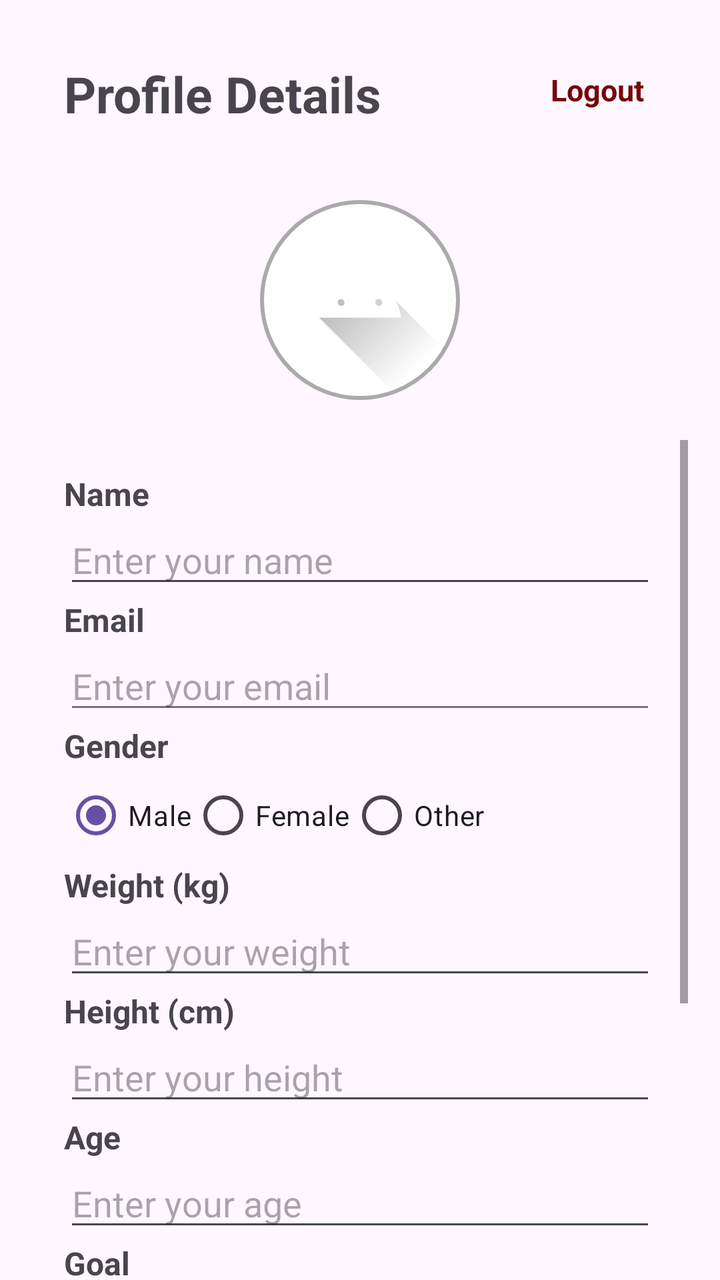
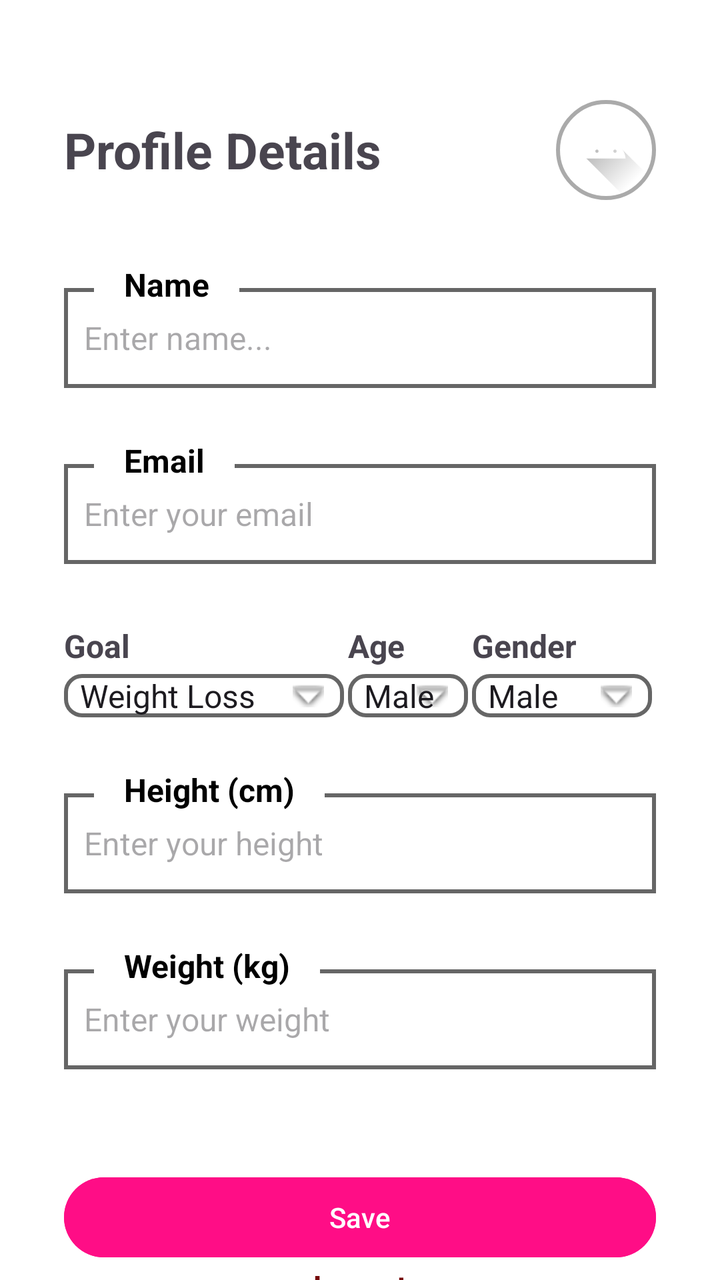

An Android layout rendered at two revisions. The XML below is the earlier revision; the diff shows what the commit changed to produce the second picture.
<!-- AndroidManifest.xml: application theme Theme.GoGym -->
<!-- res/layout/activity_basicinformation.xml -->
<?xml version="1.0" encoding="utf-8"?>
<androidx.constraintlayout.widget.ConstraintLayout xmlns:android="http://schemas.android.com/apk/res/android"
    android:layout_width="match_parent"
    android:layout_height="match_parent"
    xmlns:app="http://schemas.android.com/apk/res-auto">
    <RelativeLayout
        android:id="@+id/linerlay_top"
        android:layout_width="wrap_content"
        android:layout_height="30dp"
        app:layout_constraintTop_toTopOf="parent"
        app:layout_constraintStart_toStartOf="parent"
        android:layout_marginTop="30dp"
        android:layout_marginStart="32dp"
        >

    <TextView
        android:id="@+id/pdetail_tv"
        android:layout_width="wrap_content"
        android:layout_height="wrap_content"
        android:text="Profile Details"

        android:textSize="25sp"
        android:textStyle="bold"

        />
    <TextView
        android:id="@+id/logout_tv"
        android:layout_width="wrap_content"
        android:layout_height="wrap_content"
        android:text="Logout"
        android:layout_alignParentRight="true"
        android:textColor="#750606"
        android:layout_marginEnd="70dp"
        android:textSize="15sp"
        android:textStyle="bold"
android:layout_centerInParent="true"
        />
    </RelativeLayout>
    <ImageView
        android:id="@+id/imgProfile"
        android:layout_width="100dp"
        android:layout_height="100dp"
        android:scaleType="centerCrop"
        android:src="@drawable/ic_launcher_foreground"
        android:background="@drawable/circle_shape"
        app:layout_constraintTop_toBottomOf="@+id/linerlay_top"

app:layout_constraintStart_toStartOf="parent"
        app:layout_constraintEnd_toEndOf="parent"
        android:layout_marginTop="40dp"
        android:padding="2dp" />

    <ScrollView
    android:layout_width="0dp"
    android:layout_height="0dp"
    android:layout_marginHorizontal="16dp"
        app:layout_constraintBottom_toBottomOf="parent"
        app:layout_constraintLeft_toLeftOf="parent"
        app:layout_constraintRight_toRightOf="parent"
    app:layout_constraintTop_toBottomOf="@+id/imgProfile"
    android:layout_marginTop="20dp"

        >

    <LinearLayout
        android:layout_width="match_parent"
        android:layout_height="wrap_content"
        android:orientation="vertical"
        android:padding="16dp"
       >

        
        <TextView
            android:layout_width="wrap_content"
            android:layout_height="wrap_content"
            android:text="Name"
            android:textSize="16sp"
            android:textStyle="bold" />

        <EditText
            android:id="@+id/et_name"
            android:layout_width="match_parent"
            android:layout_height="wrap_content"
            android:hint="Enter your name"
            android:inputType="textPersonName" />

        
        <TextView
            android:layout_width="wrap_content"
            android:layout_height="wrap_content"
            android:text="Email"
            android:textSize="16sp"
            android:textStyle="bold" />

        <EditText
            android:id="@+id/et_email"
            android:layout_width="match_parent"
            android:layout_height="wrap_content"
            android:hint="Enter your email"
            android:textColor="#0E8300"
            android:backgroundTint="#757575"
            android:focusable="false"
            android:focusableInTouchMode="false"
            android:inputType="textEmailAddress" />

        
        <TextView
            android:layout_width="wrap_content"
            android:layout_height="wrap_content"
            android:text="Gender"
            android:textSize="16sp"
            android:textStyle="bold" />

        <RadioGroup
            android:id="@+id/rg_gender"
            android:layout_width="match_parent"
            android:layout_height="wrap_content"
            android:orientation="horizontal">

            <RadioButton
                android:id="@+id/rb_male"
                android:layout_width="wrap_content"
                android:layout_height="wrap_content"
                android:checked="true"
                android:text="Male" />

            <RadioButton
                android:id="@+id/rb_female"
                android:layout_width="wrap_content"
                android:layout_height="wrap_content"
                android:text="Female" />

            <RadioButton
                android:id="@+id/rb_other"
                android:layout_width="wrap_content"
                android:layout_height="wrap_content"
                android:text="Other" />
        </RadioGroup>

        
        <TextView
            android:layout_width="wrap_content"
            android:layout_height="wrap_content"
            android:text="Weight (kg)"
            android:textSize="16sp"
            android:textStyle="bold" />

        <EditText
            android:id="@+id/et_weight"
            android:layout_width="match_parent"
            android:layout_height="wrap_content"
            android:hint="Enter your weight"
            android:inputType="numberDecimal" />

        
        <TextView
            android:layout_width="wrap_content"
            android:layout_height="wrap_content"
            android:text="Height (cm)"
            android:textSize="16sp"
            android:textStyle="bold" />

        <EditText
            android:id="@+id/et_height"
            android:layout_width="match_parent"
            android:layout_height="wrap_content"
            android:hint="Enter your height"
            android:inputType="numberDecimal" />

        
        <TextView
            android:layout_width="wrap_content"
            android:layout_height="wrap_content"
            android:text="Age"
            android:textSize="16sp"
            android:textStyle="bold" />

        <EditText
            android:id="@+id/et_age"
            android:layout_width="match_parent"
            android:layout_height="wrap_content"
            android:hint="Enter your age"
            android:inputType="number" />

        
        <TextView
            android:layout_width="wrap_content"
            android:layout_height="wrap_content"
            android:text="Goal"
            android:textSize="16sp"
            android:textStyle="bold" />

        <Spinner
            android:id="@+id/spinner_type"
            android:layout_width="match_parent"
            android:layout_height="wrap_content"
            android:entries="@array/user_types" />

        
        <Button
            android:id="@+id/btn_submit"
            android:layout_width="match_parent"
            android:layout_height="wrap_content"
            android:text="Save"
            android:backgroundTint="@android:color/holo_blue_dark"
            android:textColor="@android:color/white"
            android:layout_marginTop="16dp"

            />
<View
    android:layout_width="match_parent"
    android:layout_height="100dp"/>
    </LinearLayout>

</ScrollView>
</androidx.constraintlayout.widget.ConstraintLayout>
<!-- resources referenced by this layout -->
<resources>
  <string-array name="user_types">
              <item>Weight Loss</item>
              <item>Weight Gain</item>
              <item>Muscle Tone</item>
          </string-array>
  <!-- drawable circle_shape (drawable) -->
  <?xml version="1.0" encoding="utf-8"?>
  <shape xmlns:android="http://schemas.android.com/apk/res/android"
      android:shape="oval">
      <solid android:color="@android:color/white"/>
      <stroke android:width="2dp" android:color="@android:color/darker_gray"/>
  </shape>
  <!-- drawable ic_launcher_foreground (drawable) -->
  <vector xmlns:android="http://schemas.android.com/apk/res/android"
      xmlns:aapt="http://schemas.android.com/aapt"
      android:width="108dp"
      android:height="108dp"
      android:viewportWidth="108"
      android:viewportHeight="108">
      <path android:pathData="M31,63.928c0,0 6.4,-11 12.1,-13.1c7.2,-2.6 26,-1.4 26,-1.4l38.1,38.1L107,108.928l-32,-1L31,63.928z">
          <aapt:attr name="android:fillColor">
              <gradient
                  android:endX="85.84757"
                  android:endY="92.4963"
                  android:startX="42.9492"
                  android:startY="49.59793"
                  android:type="linear">
                  <item
                      android:color="#44000000"
                      android:offset="0.0" />
                  <item
                      android:color="#00000000"
                      android:offset="1.0" />
              </gradient>
          </aapt:attr>
      </path>
      <path
          android:fillColor="#FFFFFF"
          android:fillType="nonZero"
          android:pathData="M65.3,45.828l3.8,-6.6c0.2,-0.4 0.1,-0.9 -0.3,-1.1c-0.4,-0.2 -0.9,-0.1 -1.1,0.3l-3.9,6.7c-6.3,-2.8 -13.4,-2.8 -19.7,0l-3.9,-6.7c-0.2,-0.4 -0.7,-0.5 -1.1,-0.3C38.8,38.328 38.7,38.828 38.9,39.228l3.8,6.6C36.2,49.428 31.7,56.028 31,63.928h46C76.3,56.028 71.8,49.428 65.3,45.828zM43.4,57.328c-0.8,0 -1.5,-0.5 -1.8,-1.2c-0.3,-0.7 -0.1,-1.5 0.4,-2.1c0.5,-0.5 1.4,-0.7 2.1,-0.4c0.7,0.3 1.2,1 1.2,1.8C45.3,56.528 44.5,57.328 43.4,57.328L43.4,57.328zM64.6,57.328c-0.8,0 -1.5,-0.5 -1.8,-1.2s-0.1,-1.5 0.4,-2.1c0.5,-0.5 1.4,-0.7 2.1,-0.4c0.7,0.3 1.2,1 1.2,1.8C66.5,56.528 65.6,57.328 64.6,57.328L64.6,57.328z"
          android:strokeWidth="1"
          android:strokeColor="#00000000" />
  </vector>
  <style name="Theme.GoGym" parent="Base.Theme.GoGym" />
  <style name="Base.Theme.GoGym" parent="Theme.Material3.DayNight.NoActionBar">
          
          
      </style>
</resources>

<!-- the commit's change to res/layout/activity_basicinformation.xml (unified diff, before → after) -->
@@ -2,199 +2,277 @@
 <androidx.constraintlayout.widget.ConstraintLayout xmlns:android="http://schemas.android.com/apk/res/android"
     android:layout_width="match_parent"
     android:layout_height="match_parent"
+    android:background="@color/white"
     xmlns:app="http://schemas.android.com/apk/res-auto">
     <RelativeLayout
         android:id="@+id/linerlay_top"
-        android:layout_width="wrap_content"
-        android:layout_height="30dp"
+        android:layout_width="match_parent"
+        android:layout_height="50dp"
         app:layout_constraintTop_toTopOf="parent"
         app:layout_constraintStart_toStartOf="parent"
-        android:layout_marginTop="30dp"
-        android:layout_marginStart="32dp"
+        android:layout_marginTop="50dp"
+        android:paddingHorizontal="32dp"
+
         >
-
     <TextView
         android:id="@+id/pdetail_tv"
         android:layout_width="wrap_content"
         android:layout_height="wrap_content"
         android:text="Profile Details"
-
+android:layout_centerVertical="true"
         android:textSize="25sp"
         android:textStyle="bold"
 
         />
-    <TextView
-        android:id="@+id/logout_tv"
-        android:layout_width="wrap_content"
-        android:layout_height="wrap_content"
-        android:text="Logout"
-        android:layout_alignParentRight="true"
-        android:textColor="#750606"
-        android:layout_marginEnd="70dp"
-        android:textSize="15sp"
-        android:textStyle="bold"
-android:layout_centerInParent="true"
-        />
+        <ImageView
+            android:id="@+id/imgProfile"
+            android:layout_width="50dp"
+            android:layout_height="50dp"
+            android:scaleType="centerCrop"
+            android:layout_alignParentEnd="true"
+            android:src="@drawable/ic_launcher_foreground"
+            android:background="@drawable/circle_shape"
+            android:padding="2dp" />
     </RelativeLayout>
-    <ImageView
-        android:id="@+id/imgProfile"
-        android:layout_width="100dp"
-        android:layout_height="100dp"
-        android:scaleType="centerCrop"
-        android:src="@drawable/ic_launcher_foreground"
-        android:background="@drawable/circle_shape"
-        app:layout_constraintTop_toBottomOf="@+id/linerlay_top"
-
-app:layout_constraintStart_toStartOf="parent"
-        app:layout_constraintEnd_toEndOf="parent"
-        android:layout_marginTop="40dp"
-        android:padding="2dp" />
-
-    <ScrollView
-    android:layout_width="0dp"
-    android:layout_height="0dp"
-    android:layout_marginHorizontal="16dp"
-        app:layout_constraintBottom_toBottomOf="parent"
-        app:layout_constraintLeft_toLeftOf="parent"
-        app:layout_constraintRight_toRightOf="parent"
-    app:layout_constraintTop_toBottomOf="@+id/imgProfile"
-    android:layout_marginTop="20dp"
-
-        >
+
+
+
 
     <LinearLayout
         android:layout_width="match_parent"
         android:layout_height="wrap_content"
         android:orientation="vertical"
         android:padding="16dp"
+        android:layout_marginHorizontal="16dp"
+        app:layout_constraintLeft_toLeftOf="parent"
+        app:layout_constraintRight_toRightOf="parent"
+        app:layout_constraintTop_toBottomOf="@+id/linerlay_top"
+        android:layout_marginTop="20dp"
        >
-
+        <RelativeLayout
+            android:layout_width="match_parent"
+            android:layout_height="wrap_content"
+            android:background="@color/white"
+          >
+
+            
+
+
+            
+            <EditText
+                android:id="@+id/et_name"
+                android:layout_width="match_parent"
+                android:layout_height="50dp"
+                android:background="@drawable/edittext_border"
+                android:padding="10dp"
+                android:layout_marginTop="8dp"
+                android:textSize="16sp"
+                android:hint="Enter name..."
+                android:inputType="textPersonName"
+
+                />
+            <TextView
+                android:id="@+id/titleText"
+                android:layout_width="wrap_content"
+                android:layout_height="wrap_content"
+                android:text="Name"
+                android:textSize="16sp"
+                android:textStyle="bold"
+                android:textColor="@android:color/black"
+                android:background="@android:color/white"
+                android:paddingHorizontal="15dp"
+                android:layout_marginStart="15dp"
+                android:layout_marginTop="-5dp"
+                />
+        </RelativeLayout>
         
-        <TextView
-            android:layout_width="wrap_content"
-            android:layout_height="wrap_content"
-            android:text="Name"
-            android:textSize="16sp"
-            android:textStyle="bold" />
-
-        <EditText
-            android:id="@+id/et_name"
-            android:layout_width="match_parent"
-            android:layout_height="wrap_content"
-            android:hint="Enter your name"
-            android:inputType="textPersonName" />
-
+
+        <RelativeLayout
+            android:layout_width="match_parent"
+            android:layout_height="wrap_content"
+            android:background="@color/white"
+            android:layout_marginTop="30dp"
+            >
+
+            
+
+
+            
+            <EditText
+                android:id="@+id/et_email"
+                android:layout_width="match_parent"
+                android:layout_height="50dp"
+                android:background="@drawable/edittext_border"
+                android:padding="10dp"
+                android:layout_marginTop="8dp"
+                android:textSize="16sp"
+                android:hint="Enter your email"
+                android:inputType="textEmailAddress"
+                />
+            <TextView
+                android:layout_width="wrap_content"
+                android:layout_height="wrap_content"
+                android:text="Email"
+                android:textSize="16sp"
+                android:textStyle="bold"
+                android:textColor="@android:color/black"
+                android:background="@android:color/white"
+                android:paddingHorizontal="15dp"
+                android:layout_marginStart="15dp"
+                android:layout_marginTop="-5dp"
+                />
+        </RelativeLayout>
+        <LinearLayout
+            android:layout_width="match_parent"
+            android:layout_height="wrap_content"
+            android:orientation="horizontal"
+            android:layout_marginTop="30dp"
+
+            android:weightSum="3">
+            <RelativeLayout
+                android:layout_width="wrap_content"
+                android:layout_height="wrap_content"
+                android:layout_weight="1"
+                >
+
+                <TextView
+                    android:layout_width="wrap_content"
+                    android:layout_height="wrap_content"
+                    android:text="Goal"
+                    android:textSize="16sp"
+
+                    android:textStyle="bold" />
+
+                <Spinner
+                    android:id="@+id/spinner_type"
+                    android:layout_width="140dp"
+                    android:layout_height="wrap_content"
+                    android:layout_marginTop="25dp"
+                    android:background="@drawable/custom_spinner"
+                    android:entries="@array/user_types" />
+            </RelativeLayout>
+            <RelativeLayout
+                android:layout_width="wrap_content"
+                android:layout_height="wrap_content"
+                android:layout_weight="1"
+                >
+
+                <TextView
+                    android:layout_width="wrap_content"
+                    android:layout_height="wrap_content"
+                    android:text="Age"
+                    android:textSize="16sp"
+
+                    android:textStyle="bold" />
+
+                <Spinner
+                    android:id="@+id/spinner_type_age"
+                    android:layout_width="60dp"
+                    android:layout_height="wrap_content"
+                    android:layout_marginTop="25dp"
+                    android:background="@drawable/custom_spinner"
+                    android:entries="@array/age_type" />
+            </RelativeLayout>
+            <RelativeLayout
+                android:layout_width="wrap_content"
+                android:layout_height="wrap_content"
+                android:layout_weight="1"
+                >
+
+                <TextView
+                    android:layout_width="wrap_content"
+                    android:layout_height="wrap_content"
+                    android:text="Gender"
+                    android:textSize="16sp"
+
+                    android:textStyle="bold" />
+
+                <Spinner
+                    android:id="@+id/spinner_type_gender"
+                    android:layout_width="90dp"
+                    android:layout_height="wrap_content"
+                    android:layout_marginTop="25dp"
+                    android:background="@drawable/custom_spinner"
+
+                    android:entries="@array/gender_types" />
+            </RelativeLayout>
+
+        </LinearLayout>
+
+        <RelativeLayout
+            android:layout_width="match_parent"
+            android:layout_height="wrap_content"
+            android:background="@color/white"
+            android:layout_marginTop="30dp"
+            >
+
+            
+
+
+            
+            <EditText
+                android:id="@+id/et_height"
+                android:layout_width="match_parent"
+                android:layout_height="50dp"
+                android:background="@drawable/edittext_border"
+                android:padding="10dp"
+                android:layout_marginTop="8dp"
+                android:textSize="16sp"
+                android:hint="Enter your height"
+                android:inputType="number"
+                />
+            <TextView
+                android:layout_width="wrap_content"
+                android:layout_height="wrap_content"
+                android:text="Height (cm)"
+                android:textSize="16sp"
+                android:textColor="@android:color/black"
+                android:background="@android:color/white"
+                android:paddingHorizontal="15dp"
+                android:layout_marginStart="15dp"
+                android:textStyle="bold"
+                android:layout_marginTop="-5dp"
+                />
+        </RelativeLayout>
+        <RelativeLayout
+            android:layout_width="match_parent"
+            android:layout_height="wrap_content"
+            android:background="@color/white"
+            android:layout_marginTop="30dp"
+            >
+
+            
+
+
+            
+            <EditText
+                android:id="@+id/et_weight"
+                android:layout_width="match_parent"
+                android:layout_height="50dp"
+                android:background="@drawable/edittext_border"
+                android:padding="10dp"
+                android:layout_marginTop="8dp"
+                android:textSize="16sp"
+                android:hint="Enter your weight"
+                android:inputType="number"
+                />
+            <TextView
+                android:layout_width="wrap_content"
+                android:layout_height="wrap_content"
+                android:text="Weight (kg)"
+                android:textSize="16sp"
+                android:textColor="@android:color/black"
+                android:background="@android:color/white"
+                android:paddingHorizontal="15dp"
+                android:layout_marginStart="15dp"
+                android:layout_marginTop="-5dp"
+                android:textStyle="bold"
+                />
+        </RelativeLayout>
+
+      
         
-        <TextView
-            android:layout_width="wrap_content"
-            android:layout_height="wrap_content"
-            android:text="Email"
-            android:textSize="16sp"
-            android:textStyle="bold" />
-
-        <EditText
-            android:id="@+id/et_email"
-            android:layout_width="match_parent"
-            android:layout_height="wrap_content"
-            android:hint="Enter your email"
-            android:textColor="#0E8300"
-            android:backgroundTint="#757575"
-            android:focusable="false"
-            android:focusableInTouchMode="false"
-            android:inputType="textEmailAddress" />
-
-        
-        <TextView
-            android:layout_width="wrap_content"
-            android:layout_height="wrap_content"
-            android:text="Gender"
-            android:textSize="16sp"
-            android:textStyle="bold" />
-
-        <RadioGroup
-            android:id="@+id/rg_gender"
-            android:layout_width="match_parent"
-            android:layout_height="wrap_content"
-            android:orientation="horizontal">
-
-            <RadioButton
-                android:id="@+id/rb_male"
-                android:layout_width="wrap_content"
-                android:layout_height="wrap_content"
-                android:checked="true"
-                android:text="Male" />
-
-            <RadioButton
-                android:id="@+id/rb_female"
-                android:layout_width="wrap_content"
-                android:layout_height="wrap_content"
-                android:text="Female" />
-
-            <RadioButton
-                android:id="@+id/rb_other"
-                android:layout_width="wrap_content"
-                android:layout_height="wrap_content"
-                android:text="Other" />
-        </RadioGroup>
-
-        
-        <TextView
-            android:layout_width="wrap_content"
-            android:layout_height="wrap_content"
-            android:text="Weight (kg)"
-            android:textSize="16sp"
-            android:textStyle="bold" />
-
-        <EditText
-            android:id="@+id/et_weight"
-            android:layout_width="match_parent"
-            android:layout_height="wrap_content"
-            android:hint="Enter your weight"
-            android:inputType="numberDecimal" />
-
-        
-        <TextView
-            android:layout_width="wrap_content"
-            android:layout_height="wrap_content"
-            android:text="Height (cm)"
-            android:textSize="16sp"
-            android:textStyle="bold" />
-
-        <EditText
-            android:id="@+id/et_height"
-            android:layout_width="match_parent"
-            android:layout_height="wrap_content"
-            android:hint="Enter your height"
-            android:inputType="numberDecimal" />
-
-        
-        <TextView
-            android:layout_width="wrap_content"
-            android:layout_height="wrap_content"
-            android:text="Age"
-            android:textSize="16sp"
-            android:textStyle="bold" />
-
-        <EditText
-            android:id="@+id/et_age"
-            android:layout_width="match_parent"
-            android:layout_height="wrap_content"
-            android:hint="Enter your age"
-            android:inputType="number" />
-
-        
-        <TextView
-            android:layout_width="wrap_content"
-            android:layout_height="wrap_content"
-            android:text="Goal"
-            android:textSize="16sp"
-            android:textStyle="bold" />
-
-        <Spinner
-            android:id="@+id/spinner_type"
-            android:layout_width="match_parent"
-            android:layout_height="wrap_content"
-            android:entries="@array/user_types" />
+
 
         
         <Button
@@ -202,15 +280,22 @@ app:layout_constraintStart_toStartOf="parent"
             android:layout_width="match_parent"
             android:layout_height="wrap_content"
             android:text="Save"
-            android:backgroundTint="@android:color/holo_blue_dark"
+            android:backgroundTint="#FF0D86"
             android:textColor="@android:color/white"
-            android:layout_marginTop="16dp"
+            android:layout_marginTop="50dp"
 
             />
-<View
-    android:layout_width="match_parent"
-    android:layout_height="100dp"/>
+        <TextView
+            android:id="@+id/logout_tv"
+            android:layout_width="wrap_content"
+            android:layout_height="wrap_content"
+            android:text="Logout"
+            android:textColor="#750606"
+            android:layout_gravity="center_horizontal"
+            android:textSize="15sp"
+            android:textStyle="bold"
+            />
+
     </LinearLayout>
 
-</ScrollView>
 </androidx.constraintlayout.widget.ConstraintLayout>
<!-- resource entries referenced after the edit -->
@@ -1,16 +1,62 @@
 <!-- resources referenced by this layout -->
 <resources>
+  <string-array name="age_type">
+          <item>Male</item>
+          <item>Female</item>
+          <item>Other</item>
+      </string-array>
+  <string-array name="gender_types">
+          <item>Male</item>
+          <item>Female</item>
+          <item>Other</item>
+      </string-array>
   <string-array name="user_types">
-              <item>Weight Loss</item>
-              <item>Weight Gain</item>
-              <item>Muscle Tone</item>
-          </string-array>
+          <item>Weight Loss</item>
+          <item>Weight Gain</item>
+          <item>Muscle Tone</item>
+      </string-array>
+  <color name="white">#FFFFFFFF</color>
   <!-- drawable circle_shape (drawable) -->
   <?xml version="1.0" encoding="utf-8"?>
   <shape xmlns:android="http://schemas.android.com/apk/res/android"
       android:shape="oval">
       <solid android:color="@android:color/white"/>
       <stroke android:width="2dp" android:color="@android:color/darker_gray"/>
+  </shape>
+  <!-- drawable custom_spinner (drawable) -->
+  <?xml version="1.0" encoding="utf-8"?>
+  <layer-list xmlns:android="http://schemas.android.com/apk/res/android">
+  
+      
+      <item>
+          <shape android:shape="rectangle">
+              <solid android:color="#FFFFFF" /> 
+              <corners android:radius="8dp"/> 
+              <stroke android:width="2dp" android:color="#666666"/> 
+          </shape>
+      </item>
+  
+      
+      <item android:gravity="end|center_vertical" android:right="10dp">
+          <bitmap
+              android:src="@android:drawable/arrow_down_float"
+              android:gravity="center"/>
+      </item>
+  
+  </layer-list>
+  <!-- drawable edittext_border (drawable) -->
+  <?xml version="1.0" encoding="utf-8"?>
+  <shape xmlns:android="http://schemas.android.com/apk/res/android"
+      android:shape="rectangle">
+  
+      
+      <stroke android:width="2dp" android:color="#666666" />
+  
+      
+      <solid android:color="#FFFFFF"/>
+  
+      
+     />
   </shape>
   <!-- drawable ic_launcher_foreground (drawable) -->
   <vector xmlns:android="http://schemas.android.com/apk/res/android"
@@ -47,6 +93,8 @@
   <style name="Base.Theme.GoGym" parent="Theme.Material3.DayNight.NoActionBar">
           
           
+          <item name="android:windowLightStatusBar">true</item>
+          <item name="android:statusBarColor">@android:color/white</item>
       </style>
 </resources>
 
